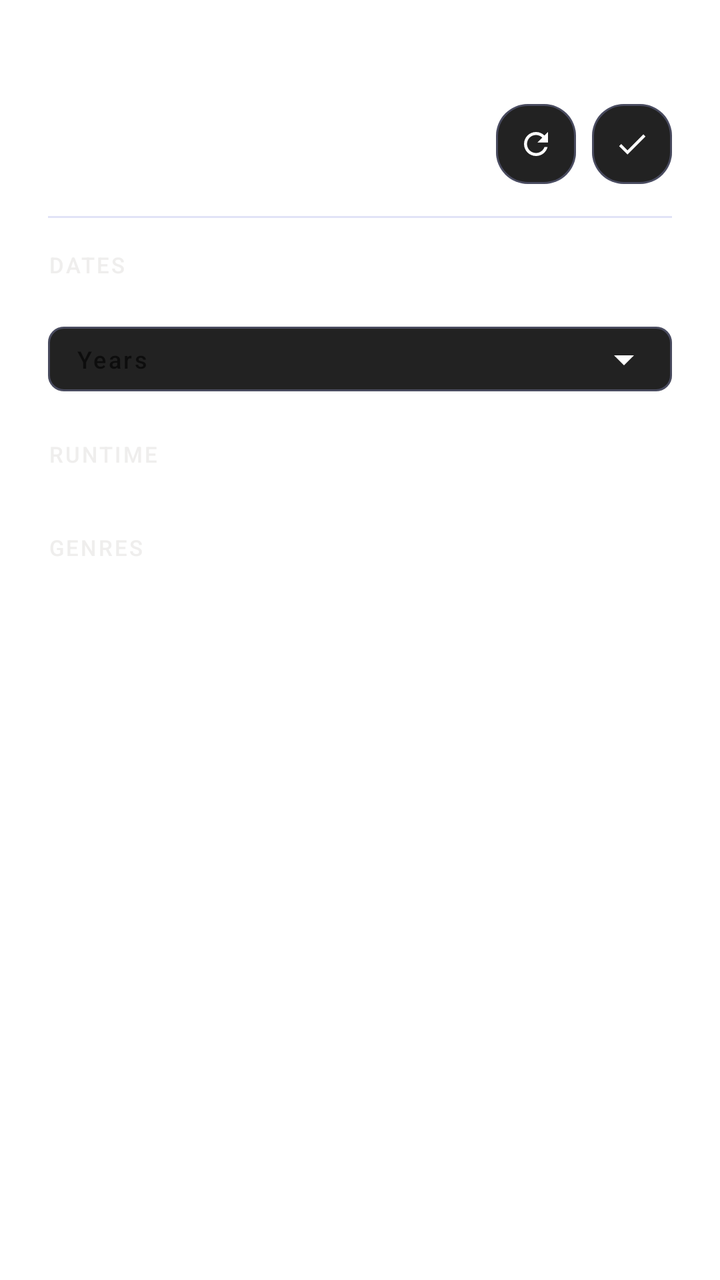
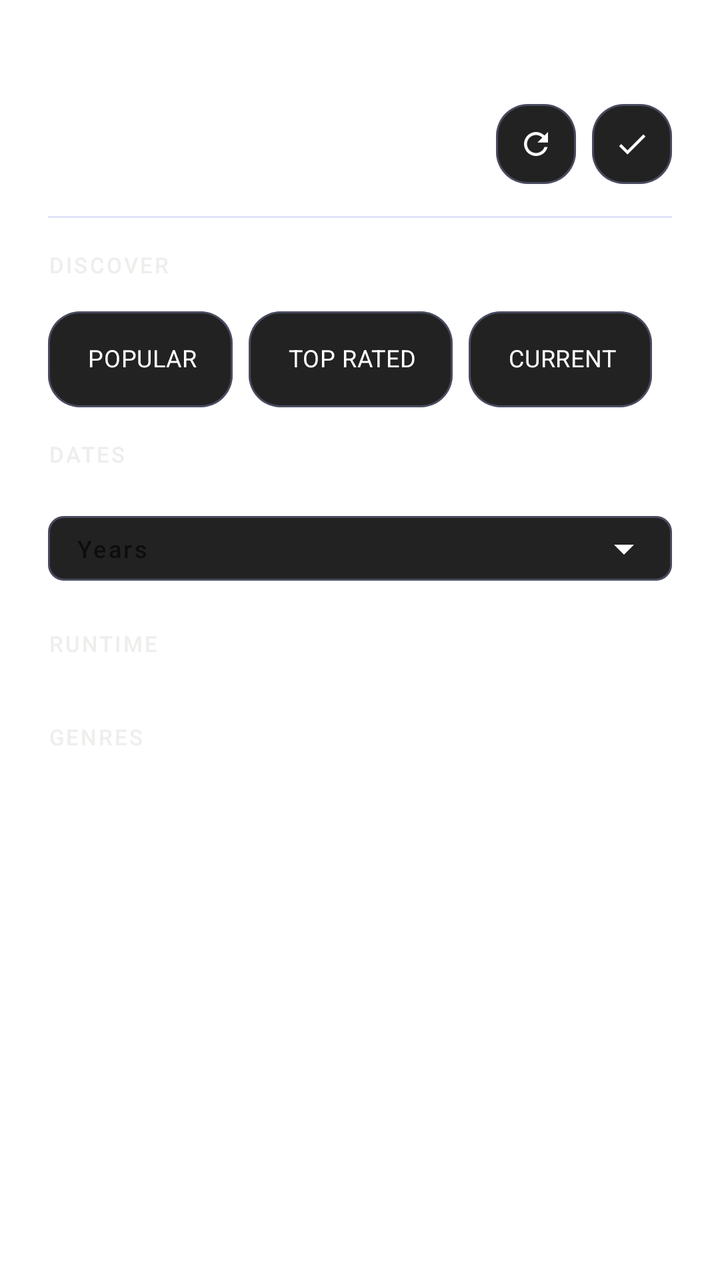

Before-and-after screenshots of an Android layout around one commit, followed by the original layout XML and the change that was made.
<!-- AndroidManifest.xml: application theme AppTheme -->
<!-- res/layout/bottom_sheet_filters.xml -->
<?xml version="1.0" encoding="utf-8"?>
<LinearLayout xmlns:android="http://schemas.android.com/apk/res/android"
    xmlns:app="http://schemas.android.com/apk/res-auto"
    android:layout_width="match_parent"
    android:layout_height="wrap_content"
    android:orientation="vertical"
    android:paddingHorizontal="@dimen/activity_horizontal_margin"
    android:paddingVertical="@dimen/activity_vertical_margin"
    android:background="@android:color/transparent">

    <View
        android:layout_width="40dp"
        android:layout_height="4dp"
        android:layout_gravity="center_horizontal"
        android:layout_marginBottom="16dp"
        android:background="@drawable/bottom_sheet_handle" />

    <RelativeLayout
        android:layout_width="match_parent"
        android:layout_height="wrap_content"
        android:layout_marginVertical="@dimen/activity_vertical_margin">

        <TextView
            android:layout_width="wrap_content"
            android:layout_height="wrap_content"
            android:layout_alignParentStart="true"
            android:layout_centerVertical="true"
            android:text="@string/filters_title"
            android:textAppearance="@style/TextAppearance.MaterialComponents.Headline6"
            android:textColor="@color/white" />

        <LinearLayout
            android:layout_width="wrap_content"
            android:layout_height="wrap_content"
            android:layout_alignParentEnd="true"
            android:orientation="horizontal">

            <com.google.android.material.button.MaterialButton
                android:id="@+id/btn_reset"
                style="@style/BentoIconButton"
                android:layout_width="40dp"
                android:layout_height="40dp"
                android:layout_marginEnd="8dp"
                app:icon="@drawable/ic_reset"
                app:iconSize="18dp"
                app:iconPadding="0dp"
                android:insetTop="0dp"
                android:insetBottom="0dp" />

            <com.google.android.material.button.MaterialButton
                android:id="@+id/btn_apply"
                style="@style/BentoIconButton"
                android:layout_width="40dp"
                android:layout_height="40dp"
                app:icon="@drawable/ic_apply"
                app:iconSize="18dp"
                app:iconPadding="0dp"
                android:insetTop="0dp"
                android:insetBottom="0dp" />

        </LinearLayout>

    </RelativeLayout>

    <View
        android:layout_width="match_parent"
        android:layout_height="1dp"
        android:background="@color/color_primary_semi_opaq" />

    <TextView
        style="@style/BentoLabel"
        android:layout_width="wrap_content"
        android:layout_height="wrap_content"
        android:text="@string/dates_title"
        android:layout_marginVertical="@dimen/activity_vertical_margin" />

    <com.google.android.material.textfield.TextInputLayout
        android:id="@+id/layout_year"
        style="@style/BentoSelector"
        android:layout_width="match_parent"
        android:layout_height="wrap_content">

        <AutoCompleteTextView
            android:id="@+id/spinner_year"
            style="@style/BentoSelectorText"
            android:layout_width="match_parent"
            android:layout_height="wrap_content"
            android:inputType="none"
            android:hint="@string/year_text"
            android:paddingStart="@dimen/grid_spacing"
            android:paddingEnd="@dimen/grid_spacing" />

    </com.google.android.material.textfield.TextInputLayout>

    <LinearLayout
        android:layout_width="match_parent"
        android:layout_height="wrap_content"
        android:orientation="horizontal"
        android:gravity="center_vertical"
        android:layout_marginVertical="@dimen/activity_vertical_margin">

        <TextView
            style="@style/BentoLabel"
            android:layout_width="wrap_content"
            android:layout_height="wrap_content"
            android:layout_marginVertical="0dp"
            android:text="@string/runtime" />

        <TextView
            android:layout_width="wrap_content"
            android:layout_height="wrap_content"
            android:layout_marginStart="8dp"
            android:alpha="0.6"
            android:text="@string/runtime_warning"
            android:textColor="@color/white"
            android:textSize="11sp"
            android:textStyle="italic" />
    </LinearLayout>

    <androidx.recyclerview.widget.RecyclerView
        android:id="@+id/recycler_runtime"
        android:layout_width="match_parent"
        android:layout_height="wrap_content"
        android:orientation="horizontal"
        app:layoutManager="androidx.recyclerview.widget.LinearLayoutManager"
        android:clipToPadding="false" />

    <TextView
        style="@style/BentoLabel"
        android:layout_width="wrap_content"
        android:layout_height="wrap_content"
        android:text="@string/genres_text"
        android:layout_marginVertical="@dimen/activity_vertical_margin" />

    <androidx.recyclerview.widget.RecyclerView
        android:id="@+id/recycler_genres"
        android:layout_width="match_parent"
        android:layout_height="wrap_content"
        android:orientation="horizontal"
        app:layoutManager="androidx.recyclerview.widget.LinearLayoutManager"
        android:clipToPadding="false" />

</LinearLayout>
<!-- resources referenced by this layout -->
<resources>
  <color name="color_primary_semi_opaq">#4F9DA6E6</color>
  <color name="white">#FFF</color>
  <dimen name="activity_horizontal_margin">24dp</dimen>
  <dimen name="activity_vertical_margin">16dp</dimen>
  <dimen name="grid_spacing">14dp</dimen>
  <!-- drawable bottom_sheet_handle (drawable) -->
  <?xml version="1.0" encoding="utf-8"?>
  <shape xmlns:android="http://schemas.android.com/apk/res/android"
      android:shape="rectangle">
      <solid android:color="#4DFFFFFF" />
      <corners android:radius="2dp" />
  </shape>
  <!-- drawable ic_apply (drawable) -->
  <vector xmlns:android="http://schemas.android.com/apk/res/android"
      android:width="24dp"
      android:height="24dp"
      android:viewportWidth="24"
      android:viewportHeight="24">
      <path
          android:fillColor="#FFFFFF"
          android:pathData="M9,16.17L4.83,12l-1.42,1.41L9,19 21,7l-1.41,-1.41z"/>
  </vector>
  <string name="dates_title">Dates</string>
  <string name="filters_title">Filters</string>
  <string name="genres_text">Genres</string>
  <string name="runtime">Runtime</string>
  <string name="runtime_warning">(Accuracy may vary due to missing API data)</string>
  <string name="year_text">Years</string>
  <style name="BentoLabel">
          <item name="android:fontFamily">sans-serif-medium</item>
          <item name="android:textAllCaps">true</item>
          <item name="android:textColor">#99E5E2E1</item>
          <item name="android:textSize">11sp</item>
          <item name="android:letterSpacing">0.1</item>
      </style>
  <style name="BentoSelectorText">
          <item name="android:textSize">12sp</item>
          <item name="android:textAllCaps">true</item>
          <item name="android:letterSpacing">0.1</item>
          <item name="android:textColor">@color/white</item>
          <item name="android:fontFamily">sans-serif-medium</item>
          <item name="android:paddingTop">8dp</item>
          <item name="android:paddingBottom">8dp</item>
      </style>
  <style name="AppTheme" parent="Theme.MaterialComponents.DayNight.NoActionBar">
          
          <item name="colorPrimary">@color/colorPrimary</item>
          <item name="colorSecondary">@color/colorSecondary</item>
          <item name="colorAccent">@color/colorAccent</item>
  
          <item name="android:statusBarColor">@android:color/transparent</item>
          <item name="android:navigationBarColor">@android:color/transparent</item>
          <item name="android:windowLightStatusBar">?attr/isLightTheme</item>
      </style>
  <color name="colorPrimary">#4F9DA6</color>
  <color name="card_background_color">#222222</color>
  <color name="colorSecondary">#121212</color>
  <color name="colorAccent">#FF007A</color>
  <!-- unchanged entries left out for length: 3 -->
</resources>

<!-- the commit's change to res/layout/bottom_sheet_filters.xml (unified diff, before → after) -->
@@ -66,6 +66,46 @@
         android:layout_width="match_parent"
         android:layout_height="1dp"
         android:background="@color/color_primary_semi_opaq" />
+
+    <TextView
+        style="@style/BentoLabel"
+        android:layout_width="wrap_content"
+        android:layout_height="wrap_content"
+        android:text="@string/menu_discover"
+        android:layout_marginVertical="@dimen/activity_vertical_margin" />
+
+    <com.google.android.material.chip.ChipGroup
+        android:id="@+id/chip_group_discovery_type"
+        android:layout_width="match_parent"
+        android:layout_height="wrap_content"
+        app:singleSelection="true"
+        app:selectionRequired="true">
+
+        <com.google.android.material.chip.Chip
+            android:id="@+id/chip_popular"
+            style="@style/BentoChip"
+            android:layout_width="wrap_content"
+            android:layout_height="wrap_content"
+            android:text="@string/menu_popular"
+            app:checkedIconVisible="false" />
+
+        <com.google.android.material.chip.Chip
+            android:id="@+id/chip_top_rated"
+            style="@style/BentoChip"
+            android:layout_width="wrap_content"
+            android:layout_height="wrap_content"
+            android:text="@string/menu_top_rated"
+            app:checkedIconVisible="false" />
+
+        <com.google.android.material.chip.Chip
+            android:id="@+id/chip_on_air"
+            style="@style/BentoChip"
+            android:layout_width="wrap_content"
+            android:layout_height="wrap_content"
+            android:text="@string/menu_on_air"
+            app:checkedIconVisible="false" />
+
+    </com.google.android.material.chip.ChipGroup>
 
     <TextView
         style="@style/BentoLabel"
<!-- resource entries referenced after the edit -->
@@ -25,9 +25,28 @@
   <string name="dates_title">Dates</string>
   <string name="filters_title">Filters</string>
   <string name="genres_text">Genres</string>
+  <string name="menu_discover">Discover</string>
+  <string name="menu_on_air">Current</string>
+  <string name="menu_popular">Popular</string>
+  <string name="menu_top_rated">Top Rated</string>
   <string name="runtime">Runtime</string>
   <string name="runtime_warning">(Accuracy may vary due to missing API data)</string>
   <string name="year_text">Years</string>
+  <style name="BentoChip" parent="Widget.MaterialComponents.Chip.Filter">
+          <item name="chipBackgroundColor">@color/chip_background_color</item>
+          <item name="android:textColor">@color/white</item>
+          <item name="chipCornerRadius">16dp</item>
+          <item name="chipStartPadding">12dp</item>
+          <item name="chipEndPadding">12dp</item>
+          <item name="chipMinHeight">48dp</item>
+          <item name="android:textSize">12sp</item>
+          <item name="android:textAllCaps">true</item>
+          <item name="android:letterSpacing">0.1</item>
+          <item name="android:fontFamily">sans-serif-medium</item>
+          <item name="chipStrokeWidth">1dp</item>
+          <item name="chipStrokeColor">@color/color_primary_semi_opaq</item>
+          <item name="rippleColor">@color/colorPrimary</item>
+      </style>
   <style name="BentoLabel">
           <item name="android:fontFamily">sans-serif-medium</item>
           <item name="android:textAllCaps">true</item>
